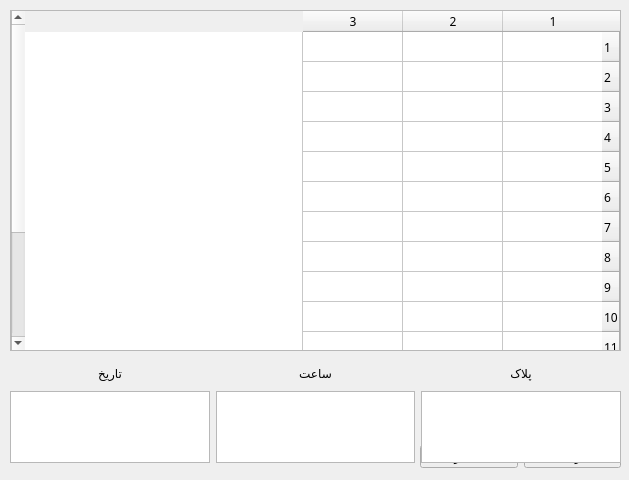
This is gui/enteries.ui in oaacUis/tesis-colombian-plate-recognition as Qt 5 draws it before an edit. The edited form follows.
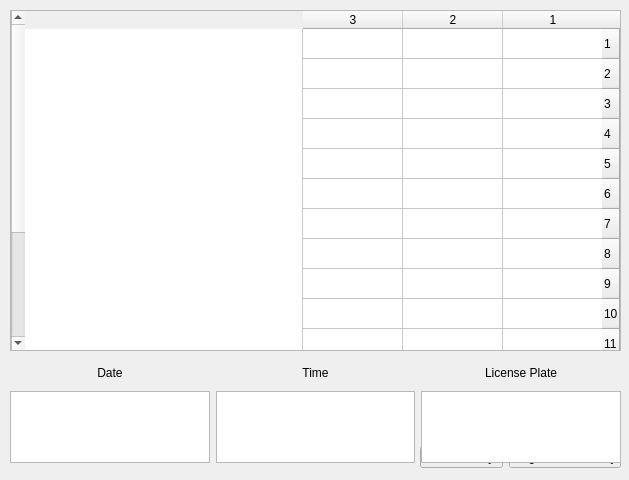
This is the edited form.

The edit to the form file:
```diff
--- a/gui/enteries.ui
+++ b/gui/enteries.ui
@@ -25,7 +25,7 @@
                 </property>
                 <property name="font">
                     <font>
-                        <family>B Yekan</family>
+                        <family>Arial</family>
                     </font>
                 </property>
                 <property name="layoutDirection">
@@ -79,11 +79,11 @@
                         <widget class="QPushButton" name="pushButton_2">
                             <property name="font">
                                 <font>
-                                    <family>B Yekan</family>
+                                    <family>Arial</family>
                                 </font>
                             </property>
                             <property name="text">
-                                <string>حذف تردد</string>
+                                <string>Delete Entry</string>
                             </property>
                         </widget>
                     </item>
@@ -91,11 +91,11 @@
                         <widget class="QPushButton" name="pushButton">
                             <property name="font">
                                 <font>
-                                    <family>B Yekan</family>
+                                    <family>Arial</family>
                                 </font>
                             </property>
                             <property name="text">
-                                <string>ثبت تردد جدید</string>
+                                <string>Register New Entry</string>
                             </property>
                         </widget>
                     </item>
@@ -154,11 +154,11 @@
                         <widget class="QLabel" name="label_3">
                             <property name="font">
                                 <font>
-                                    <family>B Yekan</family>
+                                    <family>Arial</family>
                                 </font>
                             </property>
                             <property name="text">
-                                <string>تاریخ</string>
+                                <string>Date</string>
                             </property>
                             <property name="alignment">
                                 <set>Qt::AlignCenter</set>
@@ -169,11 +169,11 @@
                         <widget class="QLabel" name="label">
                             <property name="font">
                                 <font>
-                                    <family>B Yekan</family>
+                                    <family>Arial</family>
                                 </font>
                             </property>
                             <property name="text">
-                                <string>ساعت</string>
+                                <string>Time</string>
                             </property>
                             <property name="alignment">
                                 <set>Qt::AlignCenter</set>
@@ -184,11 +184,11 @@
                         <widget class="QLabel" name="label_2">
                             <property name="font">
                                 <font>
-                                    <family>B Yekan</family>
+                                    <family>Arial</family>
                                 </font>
                             </property>
                             <property name="text">
-                                <string>پلاک</string>
+                                <string>License Plate</string>
                             </property>
                             <property name="scaledContents">
                                 <bool>false</bool>
```
Left out of the diff: 8 changed lines with no effect on the pictures.
